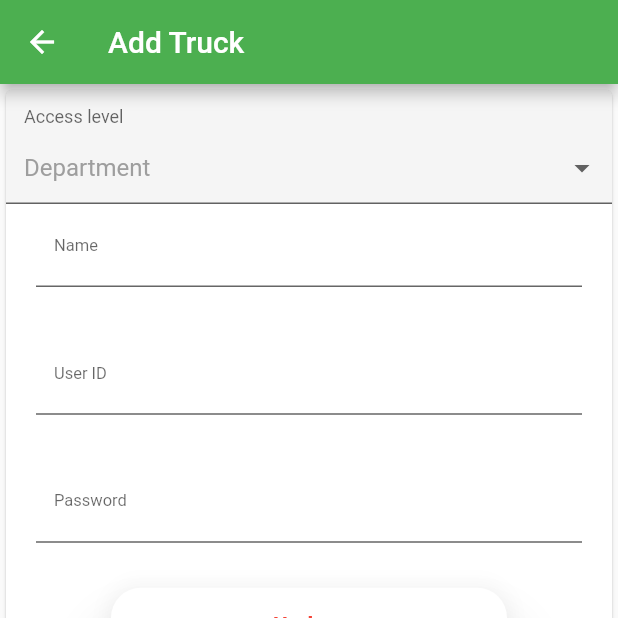
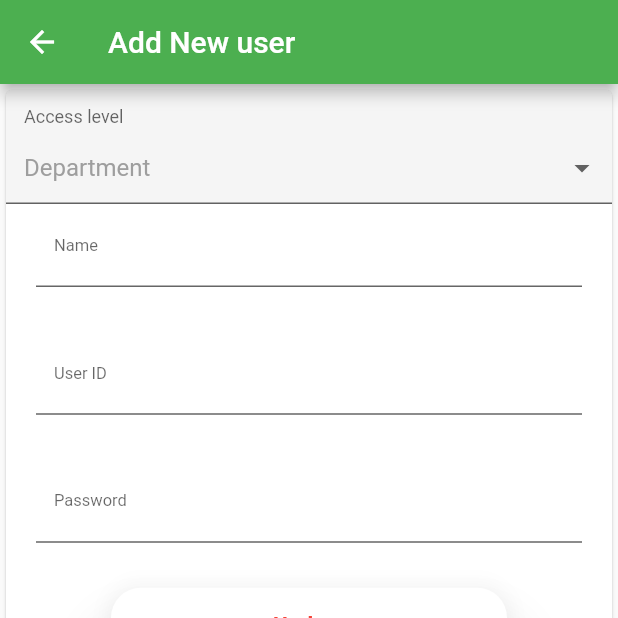
Before and after one commit to nadia70/e_lorry_first, a Flutter app: the addUser screen opened directly, on a phone screen of 412 x 824 dp, the top half of it. Run offline on Flutter 3.47's test engine with Material 2 defaults, Android fonts, the phone set to English and light mode, and no system bars; drawn by our look-alikes of dropdown_formfield; our stand-ins replace cloud_firestore, firebase_messaging, firebase_storage, mask_text_input_formatter, pdf, shared_preferences; missing offline and left inert: dash_chat; accounts and stored records are empty; Roboto replaces fonts that are missing (SFUIDisplay).

Commit message:
changes2

```diff
--- a/lib/admin/appUsers.dart
+++ b/lib/admin/appUsers.dart
@@ -122,7 +122,7 @@ class _addUserState extends State<addUser> {
       builder: (BuildContext context) {
         // return object of type Dialog
         return AlertDialog(
-          content: new Text("Your request has been sent"),
+          content: new Text("User has been created"),
           actions: <Widget>[
             // usually buttons at the bottom of the dialog
             new FlatButton(
@@ -140,7 +140,7 @@ class _addUserState extends State<addUser> {
   Widget build(BuildContext context) {
     return Scaffold(
       appBar: AppBar(
-        title: Text("Add Truck"),
+        title: Text("Add New user"),
       ),
       body: SingleChildScrollView(
         child: SafeArea(
```
Also changed, not shown: lib/src/printing.dart (line endings or trailing spaces).
